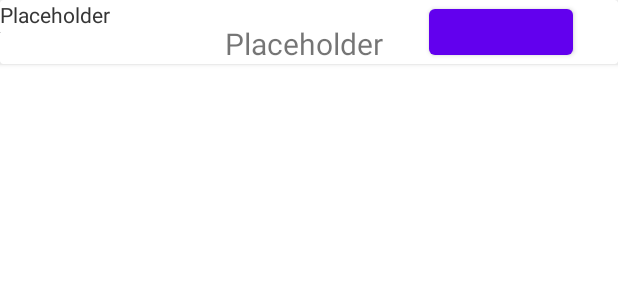
After one commit to NandanTadi/RUPizzeriaMobile, an Android app: the layout pizza_row.xml on its own in the app's theme, with its tools: preview values and no code run, on a phone screen of 412 x 824 dp. The commit adds this screen. Shown: the top 300 px of the screen. Run offline under Robolectric (Android 15) with nearby library versions, the phone set to English and light mode, and no system bars.

Commit message:
card view pizzas xml

```diff
--- a/app/src/main/java/com/project5/rupizzeriamobile/MainActivity.java
+++ b/app/src/main/java/com/project5/rupizzeriamobile/MainActivity.java
@@ -3,10 +3,8 @@ package com.project5.rupizzeriamobile;
 import androidx.appcompat.app.AppCompatActivity;
 import androidx.recyclerview.widget.GridLayoutManager;
 import androidx.recyclerview.widget.RecyclerView;
-
 import android.content.Intent;
 import android.os.Bundle;
-import android.view.View;
 import android.widget.Button;
 
 
@@ -20,7 +18,6 @@ public class MainActivity extends AppCompatActivity {
     protected void onCreate(Bundle savedInstanceState) {
         super.onCreate(savedInstanceState);
         setContentView(R.layout.activity_main);
-
 
         Button menuBTN = findViewById(R.id.menuBTN);
         menuBTN.setOnClickListener(v -> {
@@ -45,7 +42,4 @@ public class MainActivity extends AppCompatActivity {
         });
 
     }
-
-
-
 }
--- a/app/src/main/java/com/project5/rupizzeriamobile/MenuActivity.java
+++ b/app/src/main/java/com/project5/rupizzeriamobile/MenuActivity.java
@@ -3,12 +3,18 @@ package com.project5.rupizzeriamobile;
 import android.os.Bundle;
 
 import androidx.appcompat.app.AppCompatActivity;
+import androidx.recyclerview.widget.RecyclerView;
 
 public class MenuActivity extends AppCompatActivity {
+
+    private RecyclerView menuScroll;
+
     @Override
     protected void onCreate(Bundle savedInstanceState) {
         super.onCreate(savedInstanceState);
         setContentView(R.layout.menu);
+        menuScroll.findViewById(R.id.menuScroll);
 
+        menuScroll.add
     }
 }
--- a/app/src/main/res/layout/menu.xml
+++ b/app/src/main/res/layout/menu.xml
@@ -9,10 +9,7 @@
         android:id="@+id/menuScroll"
         android:layout_width="409dp"
         android:layout_height="700dp"
-        android:layout_marginStart="100dp"
-        android:layout_marginTop="100dp"
-        android:layout_marginEnd="100dp"
-        android:layout_marginBottom="100dp"
+        android:layout_marginTop="50dp"
         android:scrollbars="vertical"
         app:layout_constraintBottom_toBottomOf="parent"
         app:layout_constraintEnd_toEndOf="parent"
--- /dev/null
+++ b/app/src/main/res/layout/pizza_row.xml
@@ -0,0 +1,65 @@
+<?xml version="1.0" encoding="utf-8"?>
+<androidx.constraintlayout.widget.ConstraintLayout xmlns:android="http://schemas.android.com/apk/res/android"
+    xmlns:app="http://schemas.android.com/apk/res-auto"
+    xmlns:tools="http://schemas.android.com/tools"
+    android:id="@+id/row_layout"
+    android:layout_width="match_parent"
+    android:layout_height="match_parent">
+
+    <androidx.cardview.widget.CardView
+        android:id="@+id/pizza_card"
+        android:layout_width="match_parent"
+        android:layout_height="wrap_content">
+
+        <androidx.constraintlayout.widget.ConstraintLayout
+            android:layout_width="match_parent"
+            android:layout_height="match_parent">
+
+            <TextView
+                android:id="@+id/pizza_name"
+                android:layout_width="wrap_content"
+                android:layout_height="wrap_content"
+                android:layout_marginStart="150dp"
+                android:layout_marginTop="15dp"
+                android:text="Placeholder"
+                android:textSize="20sp"
+                app:layout_constraintStart_toStartOf="parent"
+                app:layout_constraintTop_toTopOf="parent" />
+
+            <ImageView
+                android:id="@+id/pizza_image"
+                android:layout_width="wrap_content"
+                android:layout_height="wrap_content"
+                app:layout_constraintBottom_toBottomOf="parent"
+                app:layout_constraintStart_toStartOf="parent"
+                app:layout_constraintTop_toTopOf="parent"
+                tools:srcCompat="@tools:sample/avatars" />
+
+            <TextView
+                android:id="@+id/pizza_crust"
+                android:layout_width="wrap_content"
+                android:layout_height="wrap_content"
+                android:text="Placeholder"
+                tools:layout_editor_absoluteX="150dp"
+                tools:layout_editor_absoluteY="59dp" />
+
+            <TextView
+                android:id="@+id/pizza_toppings"
+                android:layout_width="wrap_content"
+                android:layout_height="wrap_content"
+                android:text="Placeholder"
+                tools:layout_editor_absoluteX="150dp"
+                tools:layout_editor_absoluteY="93dp" />
+
+            <Button
+                android:id="@+id/pizza_view_btn"
+                android:layout_width="96dp"
+                android:layout_height="0dp"
+                app:layout_constraintBottom_toBottomOf="parent"
+                app:layout_constraintEnd_toEndOf="parent"
+                app:layout_constraintStart_toEndOf="@+id/pizza_name"
+                app:layout_constraintTop_toTopOf="parent" />
+        </androidx.constraintlayout.widget.ConstraintLayout>
+
+    </androidx.cardview.widget.CardView>
+</androidx.constraintlayout.widget.ConstraintLayout>
```
